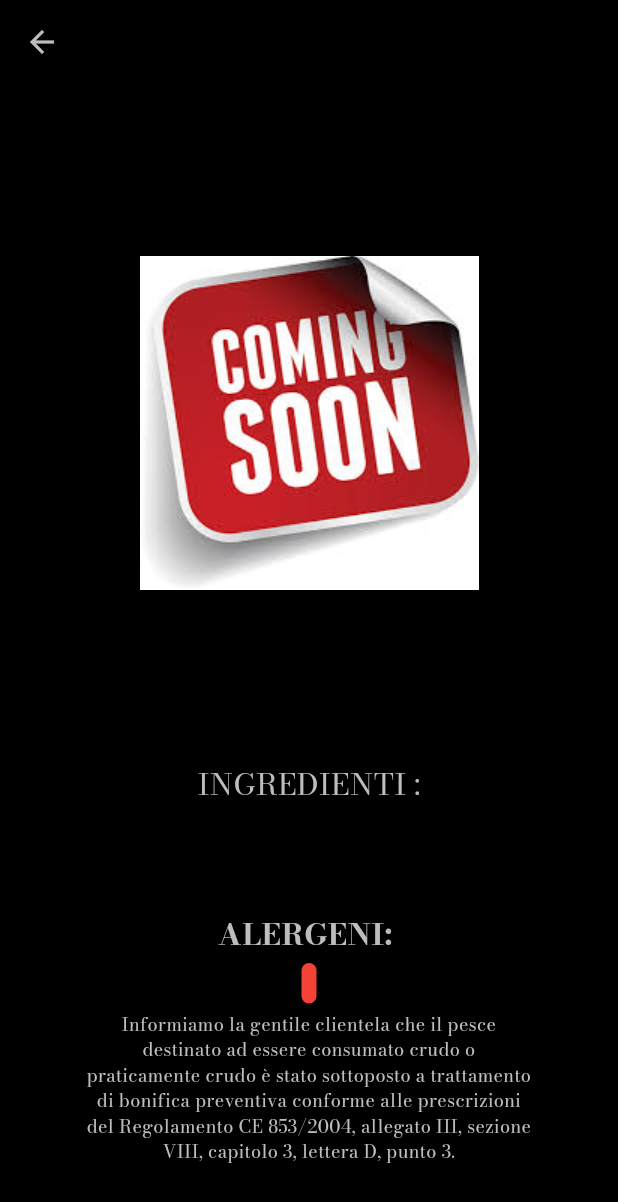
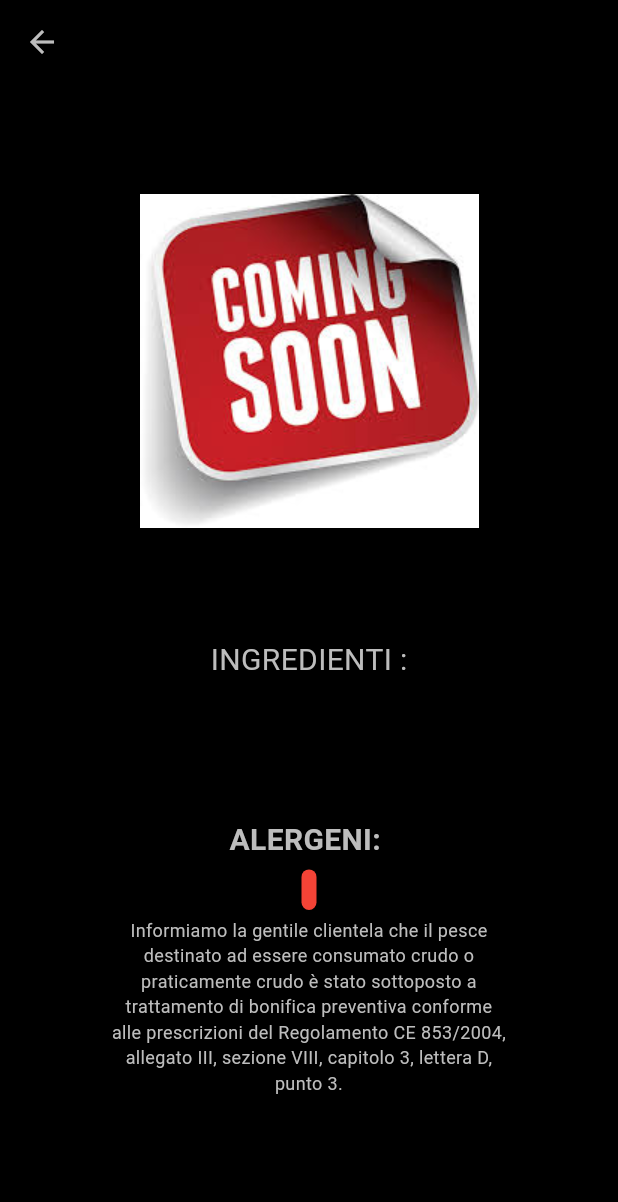
Before and after one commit to terzaspiaggia/golfo_aranci, a Flutter app: the ProductDetails screen opened directly with empty values, on a phone screen of 412 x 824 dp. Shown: the top 1202 px of the screen. Run offline on Flutter 3.47's test engine with Material 3 defaults, Android fonts, the light colour scheme and no system bars; our stand-ins replace animated_text_kit, cloud_firestore, equatable, firebase_auth, firebase_core, firebase_storage and 4 more; missing offline and left inert: universal_html; accounts and stored records are empty; Roboto replaces fonts that are missing (OpenSans).

Commit message:
fixed aproduct height

```diff
--- a/lib/views/product/product_detail.dart
+++ b/lib/views/product/product_detail.dart
@@ -67,8 +67,8 @@
                 height: 20,
               ),
               SizedBox(
-                height: MediaQuery.of(context).size.height * 0.5,
-                width: MediaQuery.of(context).size.height * 0.5,
+                height: MediaQuery.of(context).size.height * 0.4,
+                width: MediaQuery.of(context).size.height * 0.4,
                 child: product.imageUrl.isEmpty
                     ? Center(child: Image.asset('assets/images/abreve.jpeg'))
                     : CachedNetworkImage(
@@ -81,7 +81,8 @@
                       ),
               ),
               const SizedBox(height: 20),
-              SizedBox(
+              Container(
+                padding: const EdgeInsets.symmetric(horizontal: 15.0),
                 width: responsiveValue(
                   context,
                   defaultVal: 500,
@@ -92,7 +93,7 @@
                 height: responsiveValue(
                   context,
                   defaultVal: 500,
-                  mobileVal: 80,
+                  mobileVal: 100,
                   tabletVal: 90,
                   desktopVal: 100,
                 ),
@@ -128,8 +129,10 @@
                       color: Colors.grey[400],
                     ),
                   ),
-                  Row(
-                    crossAxisAlignment: CrossAxisAlignment.center,
+                  Padding(
+                    padding: const EdgeInsets.symmetric(horizontal: 8.0),
+                    child: Row(
+                      crossAxisAlignment: CrossAxisAlignment.start,
                       mainAxisAlignment: MainAxisAlignment.center,
                       children: product.allergens
                           .split(',')
@@ -143,13 +146,14 @@
                                 ),
                                 child: Text(
                                   e,
-                                textAlign: TextAlign.center,
+                                  textAlign: TextAlign.start,
                                   style: const TextStyle(
                                     color: Colors.white,
                                   ),
                                 )),
                           )
                           .toList(),
+                    ),
                   ),
                   SizedBox(
                     width: responsiveValue(
@@ -159,12 +163,15 @@
                       tabletVal: 500,
                       desktopVal: 500,
                     ),
+                    child: Padding(
+                      padding: const EdgeInsets.symmetric(horizontal: 18.0),
                       child: Text(
                         'Informiamo la gentile clientela che il pesce destinato ad essere consumato crudo o praticamente crudo è stato sottoposto a trattamento di bonifica preventiva conforme alle prescrizioni del Regolamento CE 853/2004, allegato III, sezione VIII, capitolo 3, lettera D, punto 3.',
                         style: TextStyle(
                           color: Colors.grey[400],
                         ),
                         textAlign: TextAlign.center,
+                      ),
                     ),
                   ),
                 ],
```
Also changed, not shown: lib/main.dart (+1 -10 lines), lib/views/home/home_page.dart (+49 -38 lines), lib/views/widgets/product_widget.dart (+9 -27 lines). Lines whose indentation alone changed are shown as unchanged.
